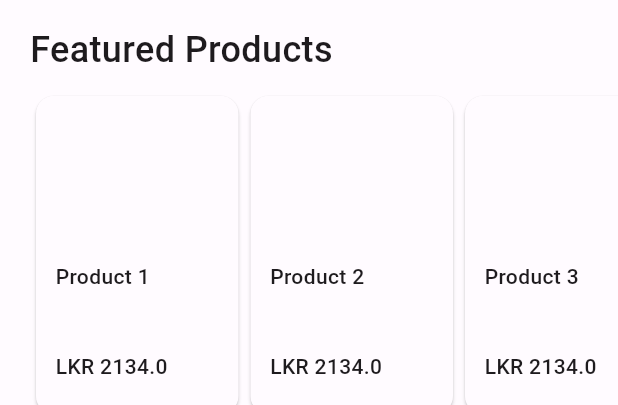
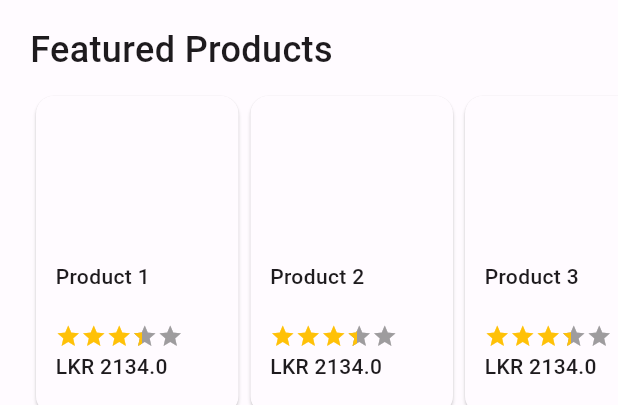
Before and after one commit to sachintha-lk/mad_app, a Flutter app: the screen it shows after launch, on a phone screen of 412 x 824 dp, the part 63-468 px from its top. Run offline on Flutter 3.47's test engine with Material 2 defaults, Android fonts, the light colour scheme and no system bars; drawn by our look-alikes of flutter_rating_bar; our stand-ins replace cached_network_image, flutter_signin_button, font_awesome_flutter, input_quantity; network calls fail.

Commit message:
Added rating stars to the product card again

```diff
--- a/lib/components/cards/product_item_card.dart
+++ b/lib/components/cards/product_item_card.dart
@@ -79,6 +79,16 @@ class ProductItemCard extends StatelessWidget {
                         ),
                       ),
                     ),
+                    RatingBarIndicator(
+                      rating: productRating,
+                      itemBuilder: (context, index) => Icon(
+                        Icons.star,
+                        color: Colors.amber,
+                      ),
+                      itemCount: 5,
+                      itemSize: 17,
+                      direction: Axis.horizontal,
+                    ),
                     Text(
                       'LKR $productPrice',
                       style: const TextStyle(
```
